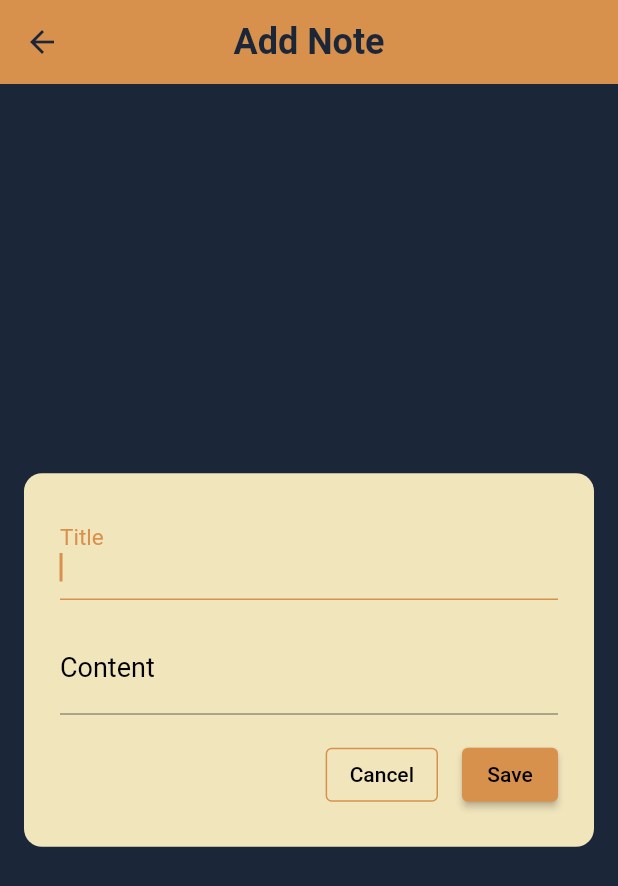
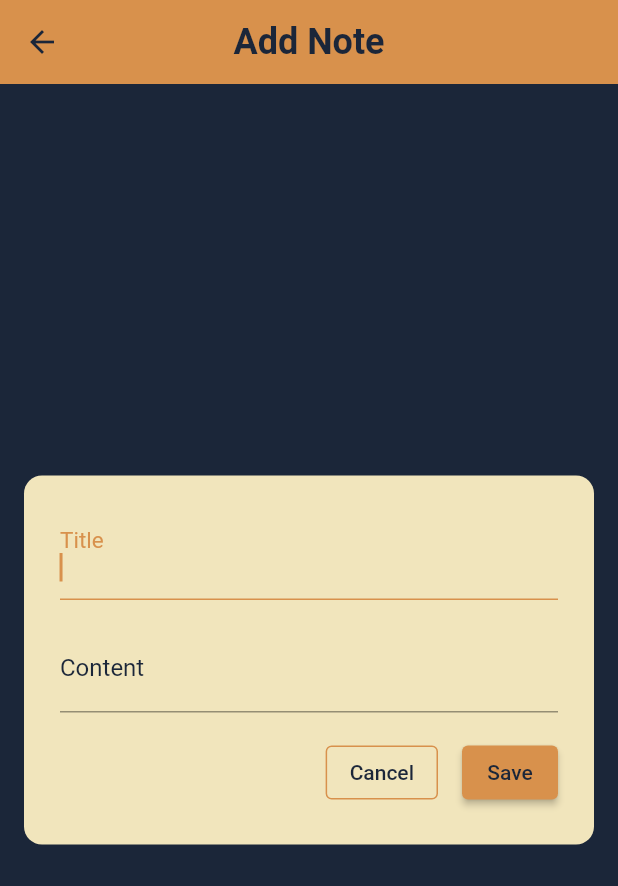
Before and after one commit to MateuszJajkowicz/ToDo-Flutter-App, a Flutter app: the screen it shows after launch, after a tap on the "add" icon, on a phone screen of 412 x 824 dp. Shown: the top 886 px of the screen. Run offline on Flutter 3.47's test engine with Material 2 defaults, Android fonts, the phone set to English and light mode, and no system bars.

Commit message:
Changed colors

```diff
--- a/lib/components/custom_button.dart
+++ b/lib/components/custom_button.dart
@@ -19,7 +19,7 @@ class CustomButton extends StatelessWidget {
             onPressed: onPressed,
             child: Text(
               text,
-              style: const TextStyle(color: Colors.black),
+              style: const TextStyle(color: Color(0xff1b2639)),
             ),
           )
         : OutlinedButton(
@@ -31,7 +31,7 @@ class CustomButton extends StatelessWidget {
                 },
               ),
             ),
-            child: Text(text, style: const TextStyle(color: Colors.black)),
+            child: Text(text, style: const TextStyle(color: Color(0xff1b2639))),
           );
   }
 }
--- a/lib/components/todo_tile.dart
+++ b/lib/components/todo_tile.dart
@@ -71,6 +71,7 @@ class ToDoTile extends StatelessWidget {
                     child: Text(
                       title,
                       style: TextStyle(
+                        color: const Color(0xff1b2639),
                         fontSize: 18,
                         fontWeight: FontWeight.bold,
                         decoration: isDone
@@ -107,6 +108,7 @@ class ToDoTile extends StatelessWidget {
               Text(
                 content,
                 style: TextStyle(
+                  color: const Color(0xff1b2639),
                   fontSize: 16,
                   decoration:
                       isDone ? TextDecoration.lineThrough : TextDecoration.none,
--- a/lib/main.dart
+++ b/lib/main.dart
@@ -38,7 +38,7 @@ class MyApp extends StatelessWidget {
           ),
           labelStyle: TextStyle(
             fontSize: 18,
-            color: Colors.black,
+            color: Color(0xff1b2639),
           ),
           focusedBorder: UnderlineInputBorder(
             borderSide: BorderSide(
--- a/lib/pages/add_note_page.dart
+++ b/lib/pages/add_note_page.dart
@@ -38,6 +38,9 @@ class AddNotePage extends StatelessWidget {
                     controller: titleController,
                     decoration: const InputDecoration(
                       labelText: 'Title',
+                      labelStyle: TextStyle(
+                        color: Color(0xff1b2639),
+                      ),
                     ),
                     validator: (value) {
                       if (value == null || value.isEmpty) {
@@ -54,6 +57,9 @@ class AddNotePage extends StatelessWidget {
                     maxLines: null,
                     decoration: const InputDecoration(
                       labelText: 'Content',
+                      labelStyle: TextStyle(
+                        color: Color(0xff1b2639),
+                      ),
                     ),
                     validator: (value) {
                       if (value == null || value.isEmpty) {
--- a/lib/pages/home_page.dart
+++ b/lib/pages/home_page.dart
@@ -99,7 +99,10 @@ class _HomePageState extends State<HomePage> {
   void showSnackBar(String message) {
     ScaffoldMessenger.of(context).showSnackBar(
       SnackBar(
-        content: Text(message),
+        content: Text(
+          message,
+          style: const TextStyle(color: Color(0xff1b2639)),
+        ),
         duration: const Duration(seconds: 3),
         backgroundColor: const Color(0xFFd8914c),
       ),
@@ -156,7 +159,7 @@ class _HomePageState extends State<HomePage> {
         },
         child: const Icon(
           Icons.add,
-          color: Colors.black,
+          color: Color(0xff1b2639),
         ),
       ),
     );
```
Also changed, not shown: lib/components/custom_dialog.dart (+12 -2 lines), lib/components/popup_menu.dart (+18 -3 lines).
